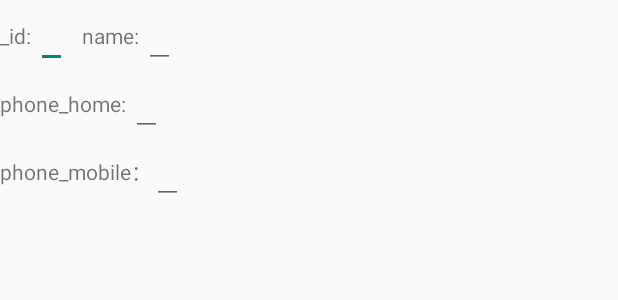
After one commit to Gyps0phila/FirstTest, an Android app: the layout contact_layout.xml on its own in the app's theme, with its tools: preview values and no code run, on a phone screen of 412 x 824 dp. The commit adds this screen. Shown: the top 300 px of the screen. Run offline under Robolectric (Android 15) with nearby library versions, the phone set to English and light mode, and no system bars.

Commit message:
contentprovider contentresolver test

```diff
--- /dev/null
+++ b/src/main/res/layout/contact_layout.xml
@@ -0,0 +1,66 @@
+<?xml version="1.0" encoding="utf-8"?>
+<LinearLayout xmlns:android="http://schemas.android.com/apk/res/android"
+    android:orientation="vertical"
+    android:layout_width="match_parent"
+    android:layout_height="match_parent">
+
+    <LinearLayout
+        android:layout_width="match_parent"
+        android:layout_height="wrap_content">
+
+        <TextView
+            android:layout_width="wrap_content"
+            android:layout_height="wrap_content"
+            android:id="@+id/tv_id"
+            android:text="_id: " />
+
+        <EditText
+            android:layout_width="wrap_content"
+            android:layout_height="wrap_content"
+            android:id="@+id/et_contacts_id" />
+
+        <TextView
+            android:layout_marginLeft="10dp"
+            android:layout_width="wrap_content"
+            android:layout_height="wrap_content"
+            android:id="@+id/tv_name"
+            android:text="name: " />
+
+        <EditText
+            android:layout_width="wrap_content"
+            android:layout_height="wrap_content"
+            android:id="@+id/et_contacts_name" />
+    </LinearLayout>
+
+    <LinearLayout
+        android:layout_width="match_parent"
+        android:layout_height="wrap_content">
+
+        <TextView
+            android:layout_width="wrap_content"
+            android:layout_height="wrap_content"
+            android:id="@+id/tv_phone_home"
+            android:text="phone_home: " />
+
+        <EditText
+            android:layout_width="wrap_content"
+            android:layout_height="wrap_content"
+            android:id="@+id/et_phone_home" />
+
+
+    </LinearLayout>
+    <LinearLayout
+        android:layout_width="match_parent"
+        android:layout_height="wrap_content">
+        <TextView
+            android:layout_width="wrap_content"
+            android:layout_height="wrap_content"
+            android:id="@+id/tv_phone_mobile"
+            android:text="phone_mobile：" />
+
+        <EditText
+            android:layout_width="wrap_content"
+            android:layout_height="wrap_content"
+            android:id="@+id/et_phone_mobile" />
+    </LinearLayout>
+</LinearLayout>
--- a/src/main/res/menu/menu_submenu.xml
+++ b/src/main/res/menu/menu_submenu.xml
@@ -11,7 +11,7 @@
                 android:title="sqlitedatabase"
                 android:id="@+id/submenu_item2"/>
             <item
-                android:title="打开"
+                android:title="contentresolver1"
                 android:id="@+id/submenu_item3"/>
         </menu>
 
@@ -20,7 +20,7 @@
         android:title="编辑">
         <menu>
             <item
-                android:title="复制"
+                android:title="contentresolver2"
                 android:id="@+id/submenu_item4"/>
             <item
                 android:title="粘贴"
```
Also changed, not shown: src/main/AndroidManifest.xml (+6 -1 lines), src/main/java/com/example/gypsophila/contentprovider/ContentResolverAty.java (added, +121 -0 lines), src/main/java/com/example/gypsophila/contentprovider/ContentResolverAty2.java (added, +55 -0 lines), src/main/java/com/example/gypsophila/dailytest/MainActivity.java (+8 -2 lines), src/main/java/com/example/gypsophila/sqlitedatabase/SQLiteDataBaseAty.java (+40 -0 lines), src/main/res/layout/contactslistview.xml (added, +11 -0 lines).
